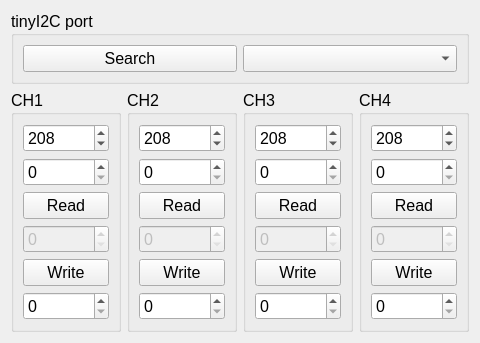
Qt form gui/tinyI2C.ui (K4zuki/tinyI2C) before a commit.
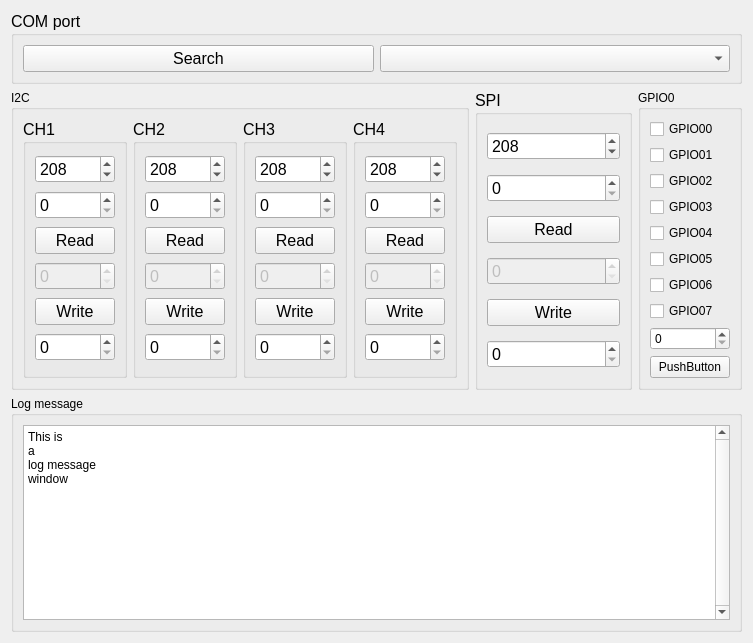
The same form after that commit.

What changed in the file:
```diff
--- a/gui/tinyI2C.ui
+++ b/gui/tinyI2C.ui
@@ -6,49 +6,20 @@
    <rect>
     <x>0</x>
     <y>0</y>
-    <width>480</width>
-    <height>320</height>
+    <width>753</width>
+    <height>643</height>
    </rect>
   </property>
   <property name="windowTitle">
    <string>TinyI2C</string>
   </property>
-  <layout class="QVBoxLayout" name="verticalLayout_2">
-   <item>
-    <widget class="QGroupBox" name="groupBox">
-     <property name="font">
-      <font>
-       <pointsize>12</pointsize>
-      </font>
-     </property>
+  <layout class="QGridLayout" name="gridLayout">
+   <item row="1" column="0">
+    <widget class="QGroupBox" name="groupBox_7">
      <property name="title">
-      <string>tinyI2C port</string>
+      <string>I2C</string>
      </property>
-     <layout class="QHBoxLayout" name="horizontalLayout">
-      <item>
-       <widget class="QPushButton" name="getPortBtn">
-        <property name="text">
-         <string>Search</string>
-        </property>
-       </widget>
-      </item>
-      <item>
-       <widget class="QComboBox" name="portList">
-        <property name="font">
-         <font>
-          <pointsize>12</pointsize>
-         </font>
-        </property>
-        <property name="currentIndex">
-         <number>-1</number>
-        </property>
-       </widget>
-      </item>
-     </layout>
-    </widget>
-   </item>
-   <item>
-    <layout class="QHBoxLayout" name="horizontalLayout_2">
+     <layout class="QHBoxLayout" name="horizontalLayout_6">
      <item>
       <widget class="QGroupBox" name="groupBox_2">
        <property name="font">
@@ -394,6 +365,229 @@
       </widget>
      </item>
     </layout>
+    </widget>
+   </item>
+   <item row="2" column="0" colspan="4">
+    <widget class="QGroupBox" name="groupBox_6">
+     <property name="title">
+      <string>Log message</string>
+     </property>
+     <layout class="QVBoxLayout" name="verticalLayout_9">
+      <item>
+       <widget class="QPlainTextEdit" name="plainTextEdit">
+        <property name="verticalScrollBarPolicy">
+         <enum>Qt::ScrollBarAlwaysOn</enum>
+        </property>
+        <property name="plainText">
+         <string>This is 
+a
+log message
+window</string>
+        </property>
+       </widget>
+      </item>
+     </layout>
+    </widget>
+   </item>
+   <item row="0" column="0" colspan="4">
+    <widget class="QGroupBox" name="groupBox">
+     <property name="font">
+      <font>
+       <pointsize>12</pointsize>
+      </font>
+     </property>
+     <property name="title">
+      <string>COM port</string>
+     </property>
+     <property name="flat">
+      <bool>false</bool>
+     </property>
+     <property name="checkable">
+      <bool>false</bool>
+     </property>
+     <layout class="QHBoxLayout" name="horizontalLayout">
+      <item>
+       <widget class="QPushButton" name="getPortBtn">
+        <property name="text">
+         <string>Search</string>
+        </property>
+       </widget>
+      </item>
+      <item>
+       <widget class="QComboBox" name="portList">
+        <property name="font">
+         <font>
+          <pointsize>12</pointsize>
+         </font>
+        </property>
+        <property name="currentIndex">
+         <number>-1</number>
+        </property>
+       </widget>
+      </item>
+     </layout>
+    </widget>
+   </item>
+   <item row="1" column="3">
+    <widget class="QGroupBox" name="groupBox_10">
+     <property name="title">
+      <string>GPIO0</string>
+     </property>
+     <layout class="QVBoxLayout" name="verticalLayout_2">
+      <item>
+       <widget class="QCheckBox" name="checkBox">
+        <property name="text">
+         <string>GPIO00</string>
+        </property>
+       </widget>
+      </item>
+      <item>
+       <widget class="QCheckBox" name="checkBox_3">
+        <property name="text">
+         <string>GPIO01</string>
+        </property>
+       </widget>
+      </item>
+      <item>
+       <widget class="QCheckBox" name="checkBox_5">
+        <property name="text">
+         <string>GPIO02</string>
+        </property>
+       </widget>
+      </item>
+      <item>
+       <widget class="QCheckBox" name="checkBox_4">
+        <property name="text">
+         <string>GPIO03</string>
+        </property>
+       </widget>
+      </item>
+      <item>
+       <widget class="QCheckBox" name="checkBox_2">
+        <property name="text">
+         <string>GPIO04</string>
+        </property>
+       </widget>
+      </item>
+      <item>
+       <widget class="QCheckBox" name="checkBox_6">
+        <property name="text">
+         <string>GPIO05</string>
+        </property>
+       </widget>
+      </item>
+      <item>
+       <widget class="QCheckBox" name="checkBox_7">
+        <property name="text">
+         <string>GPIO06</string>
+        </property>
+       </widget>
+      </item>
+      <item>
+       <widget class="QCheckBox" name="checkBox_8">
+        <property name="text">
+         <string>GPIO07</string>
+        </property>
+       </widget>
+      </item>
+      <item>
+       <widget class="QSpinBox" name="spinBox"/>
+      </item>
+      <item>
+       <widget class="QPushButton" name="pushButton">
+        <property name="text">
+         <string>PushButton</string>
+        </property>
+       </widget>
+      </item>
+     </layout>
+    </widget>
+   </item>
+   <item row="1" column="1" colspan="2">
+    <widget class="QGroupBox" name="groupBox_9">
+     <property name="font">
+      <font>
+       <pointsize>12</pointsize>
+      </font>
+     </property>
+     <property name="title">
+      <string>SPI</string>
+     </property>
+     <layout class="QVBoxLayout" name="verticalLayout_10">
+      <item>
+       <widget class="QSpinBox" name="base_SPI">
+        <property name="suffix">
+         <string/>
+        </property>
+        <property name="prefix">
+         <string/>
+        </property>
+        <property name="maximum">
+         <number>255</number>
+        </property>
+        <property name="value">
+         <number>208</number>
+        </property>
+       </widget>
+      </item>
+      <item>
+       <widget class="QSpinBox" name="reg_SPI">
+        <property name="suffix">
+         <string/>
+        </property>
+        <property name="prefix">
+         <string/>
+        </property>
+        <property name="maximum">
+         <number>255</number>
+        </property>
+       </widget>
+      </item>
+      <item>
+       <widget class="QPushButton" name="readbtn_SPI">
+        <property name="text">
+         <string>Read</string>
+        </property>
+       </widget>
+      </item>
+      <item>
+       <widget class="QSpinBox" name="read_SPI">
+        <property name="enabled">
+         <bool>false</bool>
+        </property>
+        <property name="suffix">
+         <string/>
+        </property>
+        <property name="prefix">
+         <string/>
+        </property>
+        <property name="maximum">
+         <number>255</number>
+        </property>
+       </widget>
+      </item>
+      <item>
+       <widget class="QPushButton" name="writebtn_SPI">
+        <property name="text">
+         <string>Write</string>
+        </property>
+       </widget>
+      </item>
+      <item>
+       <widget class="QSpinBox" name="write_SPI">
+        <property name="suffix">
+         <string/>
+        </property>
+        <property name="prefix">
+         <string/>
+        </property>
+        <property name="maximum">
+         <number>255</number>
+        </property>
+       </widget>
+      </item>
+     </layout>
+    </widget>
    </item>
   </layout>
  </widget>
```
Left out of the diff: 230 changed lines with no effect on the pictures. Lines whose indentation alone changed are shown as unchanged.
